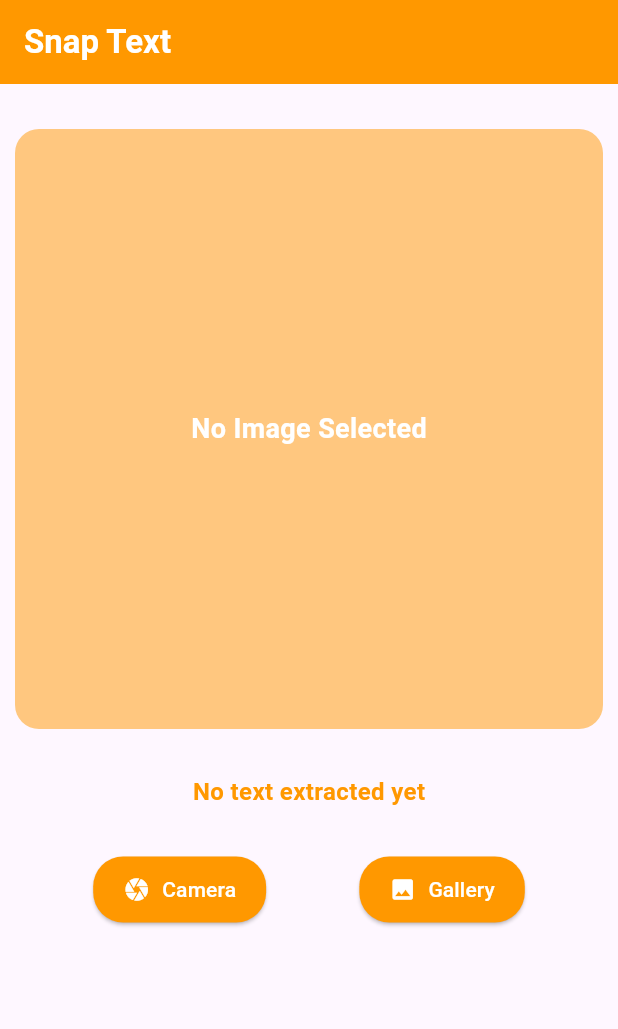
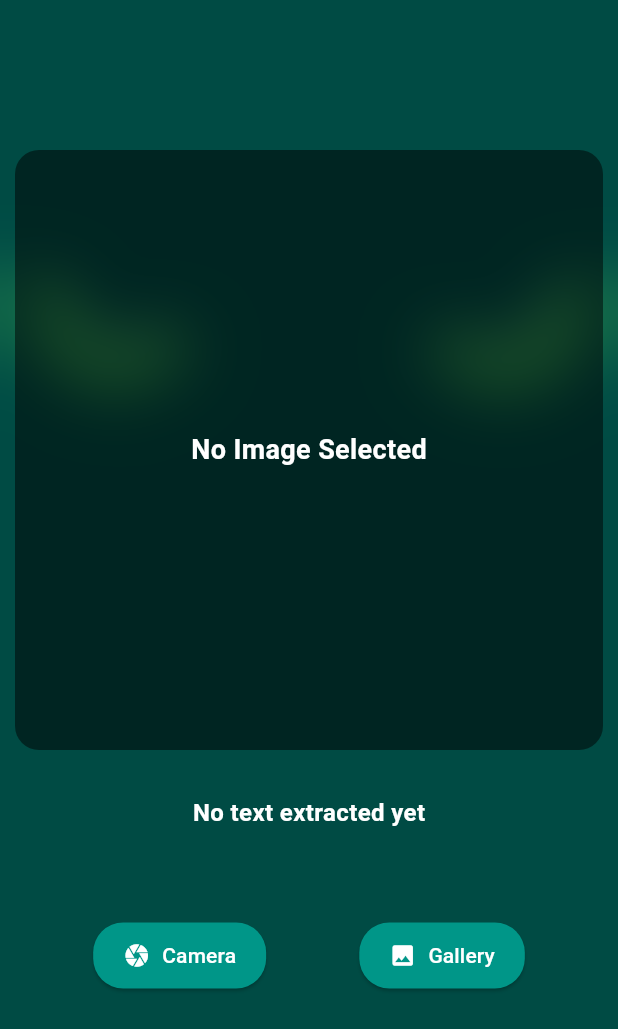
Before and after one commit to alee155/Snap_text, a Flutter app: the screen it shows after launch, on a phone screen of 412 x 824 dp. Shown: the top 1029 px of the screen. Run offline on Flutter 3.47's test engine with Material 3 defaults, Android fonts, the phone set to English and light mode, and no system bars; our stand-ins replace animated_text_kit, image_picker; missing offline and left inert: google_mlkit_text_recognition.

```diff
--- a/lib/views/homescreen.dart
+++ b/lib/views/homescreen.dart
@@ -1,4 +1,5 @@
 import 'dart:io';
+import 'dart:ui';
 
 import 'package:animated_text_kit/animated_text_kit.dart';
 import 'package:flutter/material.dart';
@@ -112,14 +113,13 @@ class _HomeScreenState extends State<HomeScreen> {
 
   void _copyToClipboard(String text) {
     Clipboard.setData(ClipboardData(text: text));
-    ScaffoldMessenger.of(context).showSnackBar(
-      const SnackBar(
-          backgroundColor: Colors.orange,
+    ScaffoldMessenger.of(context).showSnackBar(const SnackBar(
+      backgroundColor: Color(0xFF378B88),
       content: Text(
         'Text copied to clipboard!',
         style: TextStyle(color: Colors.white, fontWeight: FontWeight.bold),
-          )),
-    );
+      ),
+    ));
   }
 
   @override
@@ -131,25 +131,35 @@ class _HomeScreenState extends State<HomeScreen> {
   @override
   Widget build(BuildContext context) {
     return Scaffold(
-      appBar: AppBar(
-        title: const Text(
-          "Snap Text",
-          style: TextStyle(color: Colors.white, fontWeight: FontWeight.bold),
+      body: Stack(
+        children: [
+          Positioned.fill(
+            child: Stack(
+              children: [
+                Image.asset(
+                  'assets/eyes.jpg',
+                  fit: BoxFit.cover,
+                  width: double.infinity,
+                  height: double.infinity,
                 ),
-        backgroundColor: Colors.orange,
+                BackdropFilter(
+                  filter: ImageFilter.blur(sigmaX: 20.0, sigmaY: 20.0),
+                  child: Container(color: Colors.teal.withOpacity(0.5)),
                 ),
-      body: SingleChildScrollView(
-        child: Column(
+              ],
+            ),
+          ),
+          Column(
             mainAxisAlignment: MainAxisAlignment.start,
             children: [
-            const SizedBox(height: 30),
+              const SizedBox(height: 100),
               Padding(
                 padding: const EdgeInsets.symmetric(horizontal: 10),
                 child: Container(
                   height: 400,
                   width: MediaQuery.of(context).size.width,
                   decoration: BoxDecoration(
-                  color: Colors.orange.withOpacity(0.5),
+                    color: Colors.transparent.withOpacity(0.5),
                     borderRadius: BorderRadius.circular(16),
                   ),
                   child: _selectedImage != null
@@ -207,10 +217,10 @@ class _HomeScreenState extends State<HomeScreen> {
                             fontWeight: FontWeight.bold,
                           ),
                           colors: const [
-                          Colors.orange,
-                          Colors.black,
-                          Colors.orange,
-                          Colors.black,
+                            Colors.white,
+                            Colors.teal,
+                            Colors.white,
+                            Colors.teal,
                           ],
                           speed: const Duration(milliseconds: 1000),
                           totalRepeatCount: 100,
@@ -226,7 +236,8 @@ class _HomeScreenState extends State<HomeScreen> {
                                   if (_email.isNotEmpty)
                                     _buildDetailRow('Email', _email),
                                   if (_phoneNumber.isNotEmpty)
-                                  _buildDetailRow('Phone Number', _phoneNumber),
+                                    _buildDetailRow(
+                                        'Phone Number', _phoneNumber),
                                   if (_address.isNotEmpty)
                                     _buildDetailRow('Address', _address),
                                 ],
@@ -237,7 +248,7 @@ class _HomeScreenState extends State<HomeScreen> {
                                     width: MediaQuery.of(context).size.width,
                                     padding: const EdgeInsets.all(10),
                                     decoration: BoxDecoration(
-                                    color: Colors.orange.withOpacity(0.1),
+                                      color: Colors.white.withOpacity(0.1),
                                       borderRadius: BorderRadius.circular(16),
                                     ),
                                     child: AnimatedTextKit(
@@ -246,10 +257,12 @@ class _HomeScreenState extends State<HomeScreen> {
                                           _extractedText,
                                           textStyle: const TextStyle(
                                             fontSize: 18,
+                                            color: Colors.white,
                                             fontWeight: FontWeight.bold,
                                             fontStyle: FontStyle.italic,
                                           ),
-                                        speed: const Duration(milliseconds: 50),
+                                          speed:
+                                              const Duration(milliseconds: 50),
                                         ),
                                       ],
                                       totalRepeatCount: 1,
@@ -279,25 +292,27 @@ class _HomeScreenState extends State<HomeScreen> {
                       ),
               ),
               const SizedBox(height: 30),
+              const SizedBox(height: 30),
               Row(
                 mainAxisAlignment: MainAxisAlignment.spaceEvenly,
                 children: [
                   ImagePickerButton(
                     icon: Icons.camera,
                     label: 'Camera',
-                  backgroundColor: Colors.orange,
+                    backgroundColor: Colors.teal,
                     onPressed: _pickFromCamera,
                   ),
                   ImagePickerButton(
                     icon: Icons.image,
                     label: 'Gallery',
-                  backgroundColor: Colors.orange,
+                    backgroundColor: Colors.teal,
                     onPressed: _pickFromGallery,
                   ),
                 ],
               ),
             ],
           ),
+        ],
       ),
     );
   }
@@ -321,7 +336,9 @@ class _HomeScreenState extends State<HomeScreen> {
           ),
           IconButton(
             icon: const Icon(Icons.copy),
-            onPressed: () => _copyToClipboard(detail),
+            onPressed: () {
+              _copyToClipboard(detail);
+            },
           ),
         ],
       ),
--- a/pubspec.yaml
+++ b/pubspec.yaml
@@ -61,8 +61,8 @@ flutter:
   uses-material-design: true
 
   # To add assets to your application, add an assets section, like this:
-  # assets:
-  #   - images/a_dot_burr.jpeg
+  assets:
+    - assets/
   #   - images/a_dot_ham.jpeg
 
   # An image asset can refer to one or more resolution-specific "variants", see
```
Also changed, not shown: assets/eyes.jpg (added), 10 other files. Lines whose indentation alone changed are shown as unchanged.
